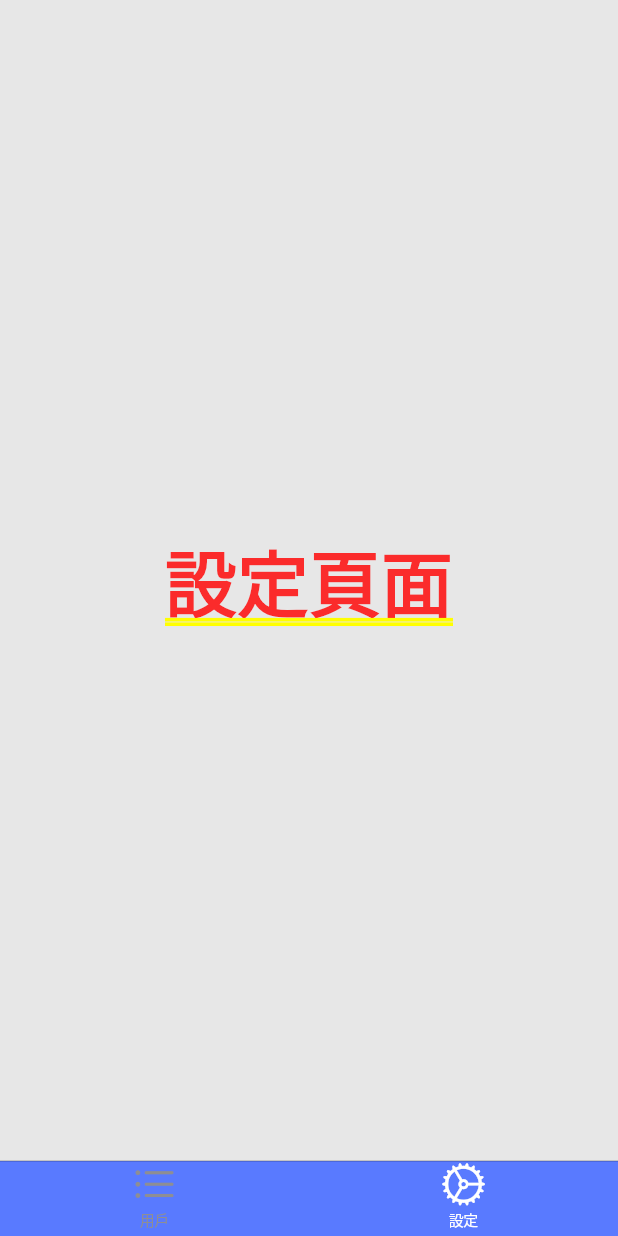
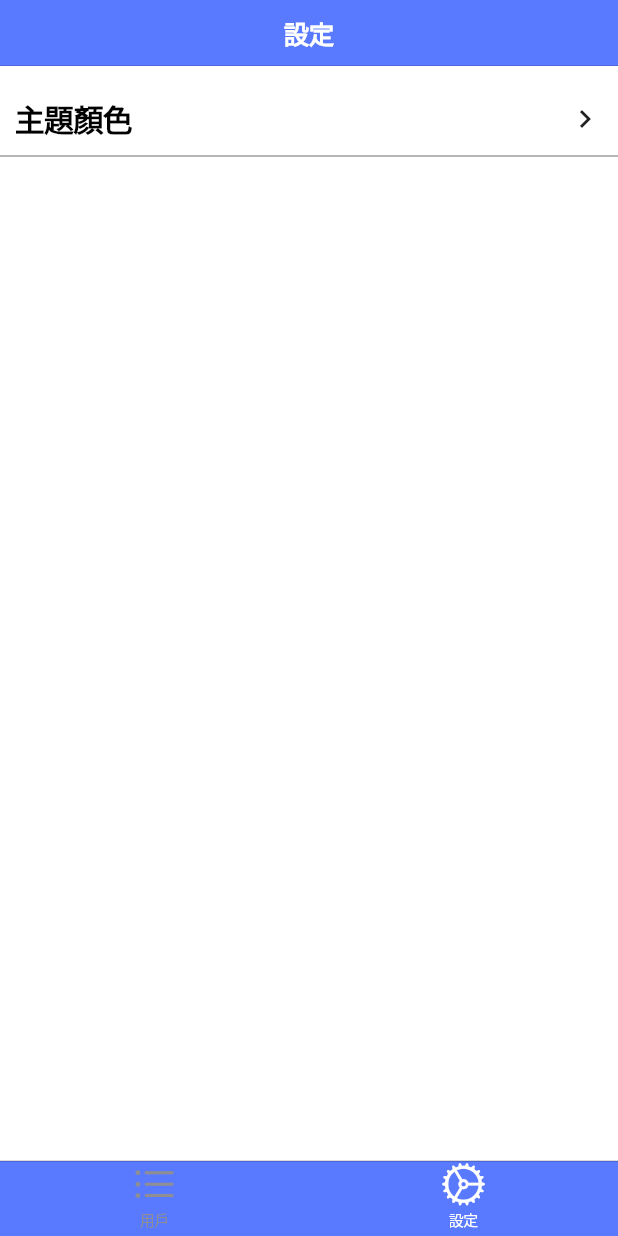
Before and after one commit to Dusam/MyFirstFlutter, a Flutter app: the MainTabScaffold screen opened directly, item 2 of the bottom bar chosen, on a phone screen of 412 x 824 dp. Run offline on Flutter 3.47's test engine with Material 3 defaults, Android fonts, the phone set to English and light mode, and no system bars; our stand-ins replace dio, flutter_riverpod, shared_preferences; accounts and stored records are empty; network calls fail.

Commit message:
[add] 1. SharedPreferences 套件 2. ThemeColorPicker 功能 3. 儲存用戶選項 4. 各頁面套用用戶選擇之主題顏色 5. 設定頁面列表
[Fix]
1. 指定 ndkVersion

```diff
--- /dev/null
+++ b/lib/globals/widgets/custom_divider.dart
@@ -0,0 +1,19 @@
+import 'package:flutter/material.dart';
+
+class CustomDivider extends StatelessWidget {
+  final double thickness;
+  final double height;
+  final Color color;
+
+  const CustomDivider({
+    super.key,
+    this.thickness = 1,
+    this.height = 0.5,
+    this.color = Colors.grey,
+  });
+
+  @override
+  Widget build(BuildContext context) {
+    return Divider(thickness: thickness, height: height, color: color);
+  }
+}
--- a/lib/views/main_views/cupertino_style_app.dart
+++ b/lib/views/main_views/cupertino_style_app.dart
@@ -1,6 +1,8 @@
 import 'package:flutter/cupertino.dart';
-import 'package:my_first_flutter/global_assest/colors.dart';
+import 'package:my_first_flutter/globals/colors.dart';
 import 'package:flutter_riverpod/flutter_riverpod.dart';
+import 'package:my_first_flutter/views/settings_view/view/settings_view_cupertino.dart';
+import 'package:my_first_flutter/views/settings_view/view_model/theme_color_notifier.dart';
 import 'package:my_first_flutter/views/user_list_view/view/user_list_view_cupertino.dart';
 
 
@@ -21,14 +23,16 @@ class MyFirstFlutterCupertinoApp extends ConsumerWidget {
   }
 }
 
-class MainTabScaffold extends StatelessWidget {
+class MainTabScaffold extends ConsumerWidget {
   const MainTabScaffold({super.key});
 
   @override
-  Widget build(BuildContext context) {
+  Widget build(BuildContext context, WidgetRef ref) {
+    final themeColor = ref.watch(themeColorProvider);
+
     return CupertinoTabScaffold(
       tabBar: CupertinoTabBar(
-        backgroundColor: mainThemeColor,
+        backgroundColor: themeColor,
         activeColor: barTextColor,
         inactiveColor: CupertinoColors.systemGrey,
         items: const [
@@ -49,7 +53,7 @@ class MainTabScaffold extends StatelessWidget {
               case 0:
                 return const UserListCupertinoView();
               case 1:
-                return const Center(child: Text('設定頁面'));
+                return const SettingsViewCupertino();
               default:
                 return const Center(child: Text('未知頁面'));
             }
--- /dev/null
+++ b/lib/views/settings_view/view/settings_view_cupertino.dart
@@ -0,0 +1,58 @@
+import 'package:flutter/cupertino.dart';
+import 'package:flutter/material.dart';
+import 'package:flutter_riverpod/flutter_riverpod.dart';
+import 'package:my_first_flutter/globals/colors.dart';
+import 'package:my_first_flutter/globals/widgets/custom_divider.dart';
+import 'package:my_first_flutter/views/settings_view/view_model/theme_color_notifier.dart';
+
+class SettingsViewCupertino extends ConsumerWidget {
+  const SettingsViewCupertino({super.key});
+
+  @override
+  Widget build(BuildContext context, WidgetRef ref) {
+    final themeColor = ref.watch(themeColorProvider);
+
+    return CupertinoPageScaffold(
+      navigationBar: CupertinoNavigationBar(
+        middle: Text("設定", style: TextStyle(color: barTextColor)),
+        backgroundColor: themeColor,
+        automaticBackgroundVisibility: false,
+      ),
+      child: SafeArea(
+        child: CustomScrollView(
+          slivers: [
+            SliverPadding(
+              padding: const EdgeInsets.symmetric(vertical: 10),
+              sliver: SliverToBoxAdapter(
+                child: Column(
+                  children: [
+                    buildSettingsListTile("主題顏色", () {
+                      print("iOS ColorPicker");
+                    }),
+                    const CustomDivider(),
+                  ],
+                ),
+              ),
+            ),
+          ],
+        ),
+      ),
+    );
+  }
+
+  Widget buildSettingsListTile(String title, VoidCallback onTap) {
+    return CupertinoListTile(
+      padding: const EdgeInsets.all(10),
+      title: Text(
+        title,
+        style: const TextStyle(
+          fontSize: 20,
+          fontWeight: FontWeight.bold,
+          color: Colors.black,
+        ),
+      ),
+      trailing: Icon(Icons.navigate_next),
+      onTap: onTap,
+    );
+  }
+}
--- a/pubspec.yaml
+++ b/pubspec.yaml
@@ -19,6 +19,8 @@ dependencies:
   json_annotation: ^4.9.0
   # Cupertino
   cupertino_icons: ^1.0.8
+  # SharedPreferences
+  shared_preferences: ^2.5.3
 
 dev_dependencies:
   flutter_test:
```
Also changed, not shown: lib/globals/local/shared_preferences_service.dart (added, +32 -0 lines), lib/views/main_views/main.dart (+20 -6 lines), lib/views/main_views/material_style_app.dart (+7 -4 lines), lib/views/settings_view/view/settings_view.dart (added, +34 -0 lines), lib/views/settings_view/view_model/theme_color_notifier.dart (added, +19 -0 lines), lib/views/theme_color_picker_view/theme_color_page.dart (added, +32 -0 lines), lib/views/theme_color_picker_view/theme_color_picker_view.dart (added, +53 -0 lines), lib/views/user_detail_view/view/user_detail_view.dart (+7 -4 lines), lib/views/user_detail_view/view/user_detail_view_cupertino.dart (+7 -4 lines), lib/views/user_list_view/view/user_list_view.dart (+7 -5 lines), lib/views/user_list_view/view/user_list_view_cupertino.dart (+14 -11 lines), lib/globals/colors.dart (renamed from lib/global_assest/colors.dart), pubspec.lock, 2 other files.
